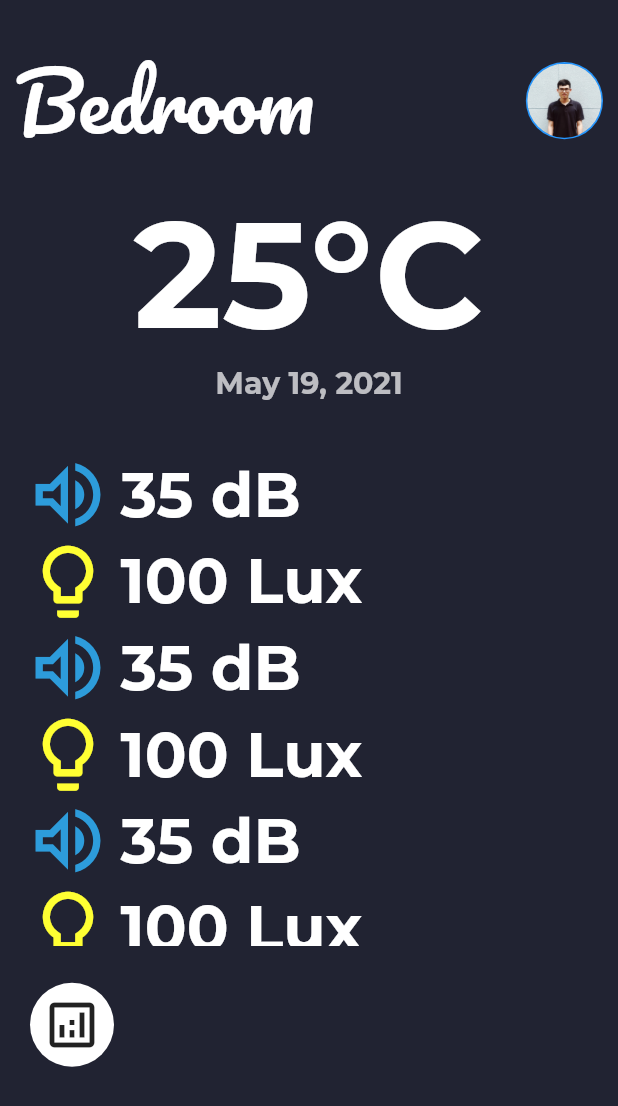
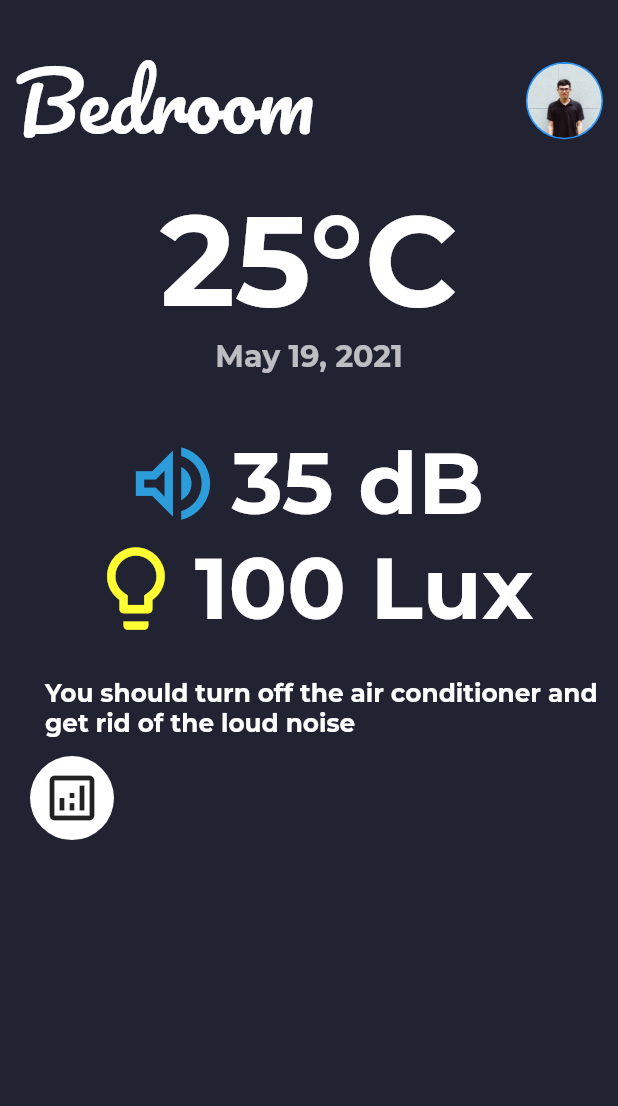
Before and after one commit to gitHub882000/EHome, a Flutter app: the HomePage screen opened by its route, after a tap on "Bedroom", on a phone screen of 412 x 824 dp. Shown: the top 1106 px of the screen. Run offline on Flutter 3.47's test engine with Material 2 defaults, Android fonts, the phone set to English and light mode, and no system bars; our stand-ins replace cloud_firestore, flutter_svg; accounts and stored records are empty.

```diff
--- a/e_home/lib/main.dart
+++ b/e_home/lib/main.dart
@@ -1,5 +1,4 @@
 // TODO: Here you input the utility packages
-import 'package:e_home/screens/Screen_Statistics/statistics_scr.dart';
 import 'package:flutter/material.dart';
 import 'package:cloud_firestore/cloud_firestore.dart';
 
@@ -52,7 +51,7 @@ class EHome extends StatelessWidget {
           ),
           headline3: TextStyle(
             fontFamily: 'Montserrat',
-            fontSize: 100,
+            fontSize: 85,
             fontWeight: FontWeight.bold,
             color: Colors.white,
           ),
@@ -66,6 +65,7 @@ class EHome extends StatelessWidget {
             fontWeight: FontWeight.bold,
             color: Colors.white70,
           ),
+          /* bodyText3: TextStyle(color: Colors.grey), */
         ),
       ),
       home: WelcomePage(),
--- a/e_home/lib/screens/Screen_Roompage/components/body.dart
+++ b/e_home/lib/screens/Screen_Roompage/components/body.dart
@@ -63,50 +63,60 @@ class Body extends StatelessWidget {
             textAlign: TextAlign.center,
           ),
           SizedBox(
-            height: size.height * 0.04,
+            height: size.height * 0.03,
           ),
           Container(
             alignment: Alignment.center,
-            height: size.height * 0.4,
-            child: ListView.builder(
-              itemBuilder: (context, index) => Column(
+            height: size.height * 0.2,
+            child: Column(
+              mainAxisAlignment: MainAxisAlignment.center,
               children: [
                 TextWithPreIcon(
                   spaceSize: size.width * 0.015,
-                    indentSize: size.width * 0.04,
+                  indentSize: size.width * 0.2,
                   icon: Icon(
                     Icons.volume_up_outlined,
-                      size: size.height * 0.07,
+                    size: size.height * 0.08,
                     color: Color.fromRGBO(45, 156, 219, 1.0),
                   ),
                   text: Text(
                     '${RoomsModel.roomsData[key].soundSensors.value} dB',
                     style: Theme.of(context).textTheme.bodyText1.copyWith(
-                            fontSize: size.height * 0.05,
+                          fontSize: size.height * 0.07,
                         ),
                   ),
                 ),
                 TextWithPreIcon(
                   spaceSize: size.width * 0.015,
-                    indentSize: size.width * 0.04,
+                  indentSize: size.width * 0.14,
                   icon: Icon(
                     Icons.lightbulb_outlined,
-                      size: size.height * 0.07,
+                    size: size.height * 0.08,
                     color: Color.fromRGBO(255, 255, 51, 1.0),
                   ),
                   text: Text(
                     '${RoomsModel.roomsData[key].lightSensors.value} Lux',
                     style: Theme.of(context).textTheme.bodyText1.copyWith(
-                            fontSize: size.height * 0.05,
+                          fontSize: size.height * 0.07,
                         ),
                   ),
                 ),
               ],
             ),
           ),
-          ),
           SizedBox(
             height: size.height * 0.015,
+          ),
+          Container(
+            alignment: Alignment.center,
+            padding: const EdgeInsets.fromLTRB(30.0, 0.0, 10.0, 0.0),
+            child: Text(
+              'You should turn off the air conditioner and get rid of the loud noise',
+              style: Theme.of(context)
+                  .textTheme
+                  .bodyText1
+                  .copyWith(fontSize: size.height * 0.02),
+            ),
           ),
           SizedBox(
             height: size.height * 0.015,
```
Lines whose indentation alone changed are shown as unchanged.
